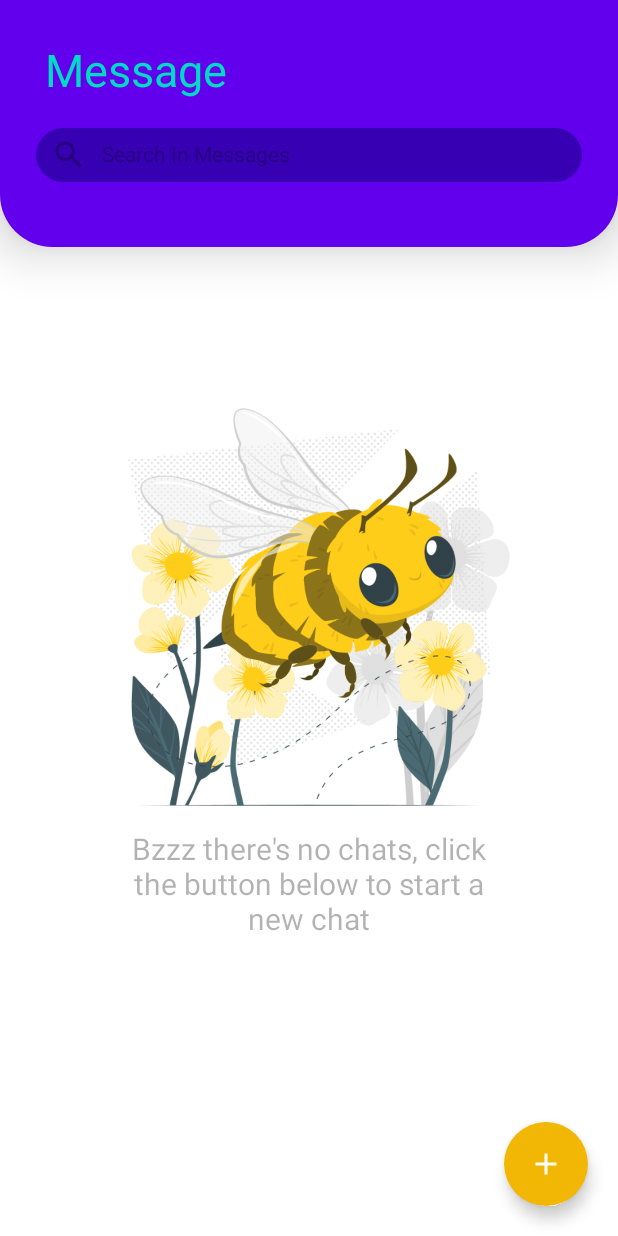
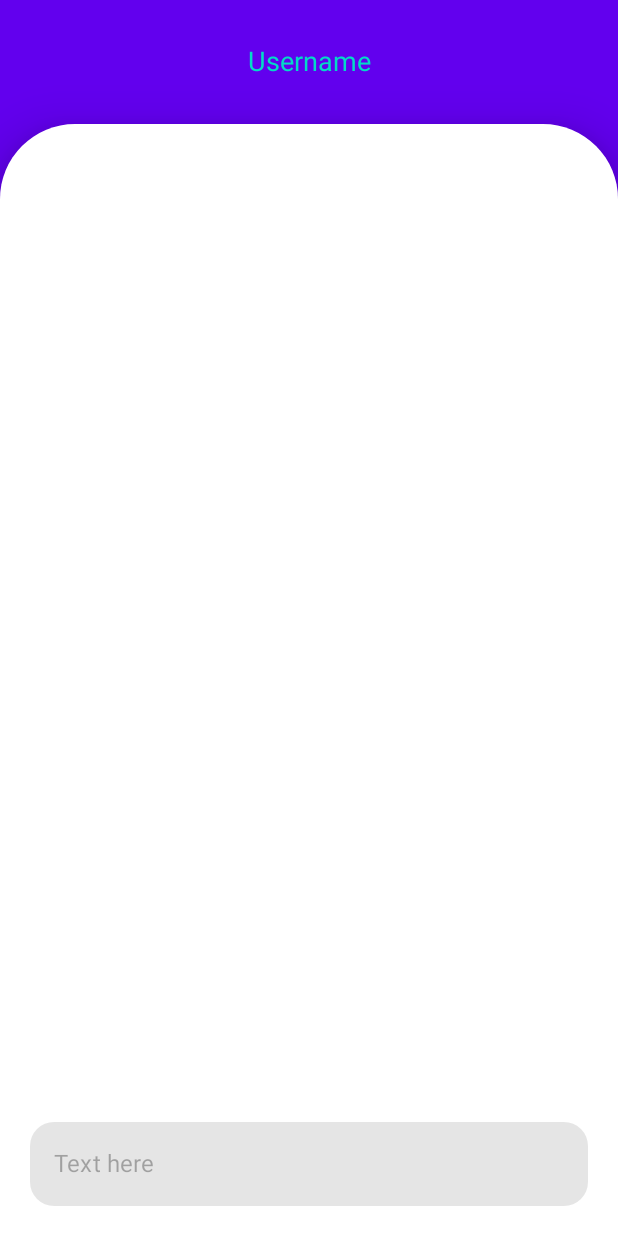
Before and after one commit to neolink557/chatApp, an Android app built with Jetpack Compose: the @Preview function ChatScreenPreview, on a phone screen of 412 x 824 dp. Run offline under Robolectric (Android 15) with nearby library versions, the phone set to English and light mode, and no system bars; our stand-ins replace constraintlayout-compose.

Commit message:
- chat screen created - old chat screen renamed to home screen - contacts dialog ui improved - chat screen ui in beta

```diff
--- a/app/src/main/java/com/example/chatapp/MainActivity.kt
+++ b/app/src/main/java/com/example/chatapp/MainActivity.kt
@@ -8,7 +8,7 @@ import androidx.compose.foundation.layout.fillMaxSize
 import androidx.compose.material.Surface
 import androidx.compose.ui.Modifier
 import androidx.lifecycle.ViewModel
-import com.example.chatapp.ui.chat.ChatViewModel
+import com.example.chatapp.ui.home.HomeViewModel
 import com.example.chatapp.ui.login.LoginViewModel
 import com.example.chatapp.ui.navigation.AppNavigation
 import com.example.chatapp.ui.navigation.Screens
@@ -22,7 +22,7 @@ class MainActivity : ComponentActivity() {
 
     private val loginViewModel: LoginViewModel by viewModels()
     private val splashViewModel: SplashViewModel by viewModels()
-    private val chatViewModel: ChatViewModel by viewModels()
+    private val homeViewModel: HomeViewModel by viewModels()
 
     override fun onCreate(savedInstanceState: Bundle?) {
         super.onCreate(savedInstanceState)
@@ -43,7 +43,7 @@ class MainActivity : ComponentActivity() {
         val vmDictionary = mutableMapOf<String, ViewModel>()
         vmDictionary[Screens.LoginScreen.route] = loginViewModel
         vmDictionary[Screens.SplashScreen.route] = splashViewModel
-        vmDictionary[Screens.ChatScreen.route] = chatViewModel
+        vmDictionary[Screens.HomeScreen.route] = homeViewModel
         return vmDictionary
     }
 }
--- /dev/null
+++ b/app/src/main/java/com/example/chatapp/ui/chat/ChatScreen.kt
@@ -0,0 +1,121 @@
+package com.example.chatapp.ui.chat
+
+import androidx.compose.foundation.background
+import androidx.compose.foundation.layout.*
+import androidx.compose.foundation.shape.RoundedCornerShape
+import androidx.compose.material.*
+import androidx.compose.runtime.*
+import androidx.compose.ui.Alignment
+import androidx.compose.ui.Modifier
+import androidx.compose.ui.graphics.Color
+import androidx.compose.ui.text.TextStyle
+import androidx.compose.ui.text.font.FontWeight
+import androidx.compose.ui.text.style.TextAlign
+import androidx.compose.ui.tooling.preview.Preview
+import androidx.compose.ui.unit.dp
+import androidx.compose.ui.unit.sp
+import androidx.constraintlayout.compose.ConstraintLayout
+import androidx.navigation.NavHostController
+import com.example.chatapp.ui.theme.Yellow
+import java.util.*
+
+
+@Composable
+fun ChatScreen(navController: NavHostController) {
+    val username = "username"
+
+    Box(
+        modifier = Modifier
+            .fillMaxSize()
+            .background(MaterialTheme.colors.background)
+    ) {
+        ChatScreenLayout(username = username)
+    }
+}
+
+@Composable
+private fun ChatScreenLayout(
+    username: String
+) {
+    ConstraintLayout(
+        modifier = Modifier
+            .fillMaxSize()
+            .background(MaterialTheme.colors.primary)
+    ) {
+        val (LoginText, LoginCard) = createRefs()
+        Text(
+            text = username.replaceFirstChar { if (it.isLowerCase()) it.titlecase(Locale.ROOT) else it.toString() },
+            textAlign = TextAlign.Center,
+            color = MaterialTheme.colors.secondary,
+            maxLines = 1,
+            style = TextStyle(
+                fontSize = 18.sp,
+                fontWeight = FontWeight(400)
+            ),
+            modifier = Modifier
+                .width(250.dp)
+                .constrainAs(LoginText) {
+                    top.linkTo(parent.top)
+                    bottom.linkTo(LoginCard.top)
+                    start.linkTo(parent.start)
+                    end.linkTo(parent.end)
+                }
+        )
+        ChatCard(Modifier.constrainAs(LoginCard) {
+            start.linkTo(parent.start)
+            end.linkTo(parent.end)
+            bottom.linkTo(parent.bottom)
+        })
+    }
+}
+
+@Composable
+private fun ChatCard(
+    modifier: Modifier
+) {
+    Card(
+        modifier = modifier
+            .fillMaxHeight(0.9f)
+            .fillMaxWidth(),
+        backgroundColor = MaterialTheme.colors.background,
+        shape = RoundedCornerShape(topEnd = 50.dp, topStart = 50.dp),
+        elevation = 20.dp
+    ) {
+        Column(
+            modifier = Modifier
+                .fillMaxSize()
+                .padding(20.dp),
+            verticalArrangement = Arrangement.Bottom,
+            horizontalAlignment = Alignment.CenterHorizontally
+        ) {
+            ChatTextField(placeholder = "Text here", text = "", onValueChanged ={} )
+        }
+    }
+}
+
+@Composable
+private fun ChatTextField(placeholder: String, text: String, onValueChanged: (String) -> Unit) {
+    TextField(
+        value = text,
+        shape = RoundedCornerShape(16.dp),
+        placeholder = { Text(text = placeholder) },
+        modifier = Modifier
+            .fillMaxWidth(),
+        textStyle = TextStyle(fontWeight = FontWeight(450), color = MaterialTheme.colors.onBackground),
+        singleLine = true,
+        onValueChange = { text: String -> onValueChanged(text) },
+        colors = TextFieldDefaults.textFieldColors(
+            cursorColor = Yellow,
+            backgroundColor = MaterialTheme.colors.onSurface.copy(alpha = 0.1f),
+            focusedIndicatorColor = Color.Transparent,
+            unfocusedIndicatorColor = Color.Transparent,
+            placeholderColor = MaterialTheme.colors.onBackground.copy(alpha = 0.3f),
+            textColor = MaterialTheme.colors.onBackground
+        )
+    )
+}
+@Preview
+@Composable
+fun ChatScreenPreview() {
+    ChatScreenLayout(username = "username")
+}
--- a/app/src/main/java/com/example/chatapp/ui/chat/ChatsScreen.kt
+++ /dev/null
@@ -1,226 +0,0 @@
-package com.example.chatapp.ui.chat
-
-import androidx.compose.foundation.Image
-import androidx.compose.foundation.background
-import androidx.compose.foundation.isSystemInDarkTheme
-import androidx.compose.foundation.layout.*
-import androidx.compose.foundation.lazy.LazyColumn
-import androidx.compose.foundation.shape.RoundedCornerShape
-import androidx.compose.foundation.text.BasicTextField
-import androidx.compose.material.*
-import androidx.compose.material.icons.Icons
-import androidx.compose.material.icons.filled.Add
-import androidx.compose.material.icons.filled.Search
-import androidx.compose.runtime.*
-import androidx.compose.runtime.livedata.observeAsState
-import androidx.compose.ui.Alignment
-import androidx.compose.ui.Modifier
-import androidx.compose.ui.graphics.Color
-import androidx.compose.ui.graphics.SolidColor
-import androidx.compose.ui.res.painterResource
-import androidx.compose.ui.text.TextStyle
-import androidx.compose.ui.text.font.FontWeight
-import androidx.compose.ui.text.style.TextAlign
-import androidx.compose.ui.tooling.preview.Preview
-import androidx.compose.ui.unit.TextUnit
-import androidx.compose.ui.unit.dp
-import androidx.compose.ui.unit.sp
-import androidx.navigation.NavHostController
-import com.example.chatapp.R
-import com.example.chatapp.data.models.User
-import com.example.chatapp.ui.theme.*
-
-private lateinit var viewModel: ChatViewModel
-
-@Composable
-fun ChatScreen(navController: NavHostController, chatViewModel: ChatViewModel) {
-    viewModel = chatViewModel
-    viewModel.getContactsList()
-    val contactsList by viewModel.contactsList.observeAsState(null)
-    ChatScreenLayout(contactsList)
-}
-
-@Composable
-private fun ChatScreenLayout(contactsList: List<User>?) {
-    Box(
-        modifier = Modifier
-            .fillMaxSize()
-            .background(MaterialTheme.colors.background)
-    ) {
-        Column() {
-            HeaderCard()
-            contactsList?.let { contactsList ->
-                if (contactsList.isEmpty()) {
-                    NoContactsImage(Modifier.align(Alignment.CenterHorizontally))
-                } else {
-                    ContactsListLayout(contactsList)
-                }
-            }
-        }
-
-        FloatingActionButton(
-            onClick = { /*TODO*/ },
-            backgroundColor = Yellow,
-            contentColor = White,
-            content = {
-                Icon(
-                    imageVector = Icons.Filled.Add,
-                    contentDescription = "new chat",
-                    tint = Color.White
-                )
-            },
-            modifier = Modifier
-                .align(Alignment.BottomEnd)
-                .padding(20.dp)
-        )
-    }
-}
-
-@Composable
-fun ContactsListLayout(contactsList: List<User>) {
-    LazyColumn(content = {
-        items(contactsList.size) { index ->
-            ContactCard(contactsList[index])
-        }
-    })
-}
-
-@Composable
-fun ContactCard(user: User) {
-    Text(
-        text = user.username ?: "No name",
-        style = TextStyle(
-            fontSize = 20.sp,
-            fontWeight = FontWeight(400),
-            textAlign = TextAlign.Center,
-            color = MaterialTheme.colors.onSurface
-        ),
-    )
-}
-
-
-@Composable
-private fun NoContactsImage(modifier: Modifier) {
-    Spacer(modifier = modifier.height(90.dp))
-    Image(
-        painter = painterResource(id = R.drawable.bee),
-        contentDescription = "Bzzz there's no chats",
-        alpha = if (isSystemInDarkTheme()) 0.5f else 0.9f,
-        modifier = modifier
-            .height(300.dp)
-            .width(300.dp)
-    )
-    Text(
-        text = "Bzzz there's no chats, click the button below to start a new chat",
-        color = MaterialTheme.colors.onSurface.copy(alpha = 0.3f),
-        style = TextStyle(
-            fontSize = 20.sp,
-            fontWeight = FontWeight(400),
-            textAlign = TextAlign.Center
-        ),
-        modifier = modifier
-            .padding(horizontal = 80.dp)
-    )
-}
-
-@Composable
-private fun HeaderCard() {
-    Card(
-        modifier = Modifier
-            .fillMaxHeight(0.20f)
-            .fillMaxWidth(),
-        backgroundColor = MaterialTheme.colors.primary,
-        shape = RoundedCornerShape(bottomEnd = 35.dp, bottomStart = 35.dp),
-        elevation = 20.dp
-    ) {
-        Column(
-            modifier = Modifier
-                .fillMaxSize()
-                .padding(10.dp)
-        ) {
-            Text(
-                text = "Message",
-                color = MaterialTheme.colors.secondary,
-                style = TextStyle(
-                    fontSize = 30.sp,
-                    fontWeight = FontWeight(400)
-                ),
-                modifier = Modifier
-                    .padding(20.dp)
-                    .width(250.dp)
-            )
-
-            FinderTextField(
-                fontSize = 14.sp,
-                placeholderText = "Search In Messages",
-                leadingIcon = {
-                    Icon(
-                        imageVector = Icons.Filled.Search,
-                        contentDescription = "Search",
-                        tint = MaterialTheme.colors.onSurface.copy(alpha = 0.3f)
-                    )
-                })
-
-        }
-    }
-}
-
-@Composable
-private fun FinderTextField(
-    modifier: Modifier = Modifier,
-    leadingIcon: (@Composable () -> Unit)? = null,
-    trailingIcon: (@Composable () -> Unit)? = null,
-    placeholderText: String = "Placeholder",
-    fontSize: TextUnit = MaterialTheme.typography.body2.fontSize
-) {
-    var text by remember { mutableStateOf("") }
-    BasicTextField(modifier = modifier
-        .padding(horizontal = 14.dp)
-        .background(
-            MaterialTheme.colors.primaryVariant,
-            RoundedCornerShape(50),
-        )
-        .fillMaxWidth(),
-        value = text,
-        onValueChange = {
-            text = it
-        },
-        singleLine = true,
-        cursorBrush = SolidColor(MaterialTheme.colors.secondary),
-        textStyle = LocalTextStyle.current.copy(
-            color = MaterialTheme.colors.onBackground,
-            fontSize = fontSize
-        ),
-        decorationBox = { innerTextField ->
-            Row(
-                modifier.padding(horizontal = 10.dp),
-                verticalAlignment = Alignment.CenterVertically
-            ) {
-                if (leadingIcon != null)
-                    leadingIcon()
-                Box(
-                    Modifier
-                        .weight(1f)
-                        .padding(10.dp)
-                ) {
-                    if (text.isEmpty())
-                        Text(
-                            text = placeholderText,
-                            style = LocalTextStyle.current.copy(
-                                color = MaterialTheme.colors.onSurface.copy(alpha = 0.3f),
-                                fontSize = fontSize
-                            )
-                        )
-                    innerTextField()
-                }
-                if (trailingIcon != null) trailingIcon()
-            }
-        }
-    )
-}
-
-@Preview
-@Composable
-fun ChatScreenPreview() {
-    ChatScreenLayout(listOf())
-}
--- a/app/src/main/java/com/example/chatapp/ui/chat/ChatViewModel.kt
+++ b/app/src/main/java/com/example/chatapp/ui/home/HomeViewModel.kt
@@ -1,4 +1,4 @@
-package com.example.chatapp.ui.chat
+package com.example.chatapp.ui.home
 
 import androidx.lifecycle.LiveData
 import androidx.lifecycle.MutableLiveData
@@ -13,7 +13,7 @@ import dagger.hilt.android.lifecycle.HiltViewModel
 import javax.inject.Inject
 
 @HiltViewModel
-class ChatViewModel @Inject constructor(
+class HomeViewModel @Inject constructor(
     private val getDatabaseReferenceUseCase: GetDatabaseReferenceUseCase,
     private val getCurrentUserUseCase: GetCurrentUserUseCase
 ) : ViewModel() {
--- a/app/src/main/java/com/example/chatapp/ui/navigation/Screens.kt
+++ b/app/src/main/java/com/example/chatapp/ui/navigation/Screens.kt
@@ -1,11 +1,13 @@
 package com.example.chatapp.ui.navigation
 
 import com.example.chatapp.utils.CHAT_SCREEN
+import com.example.chatapp.utils.HOME_SCREEN
 import com.example.chatapp.utils.LOGIN_SCREEN
 import com.example.chatapp.utils.SPLASH_SCREEN
 
 sealed class Screens(val route: String) {
     object SplashScreen : Screens(SPLASH_SCREEN)
     object LoginScreen : Screens(LOGIN_SCREEN)
+    object HomeScreen : Screens(HOME_SCREEN)
     object ChatScreen : Screens(CHAT_SCREEN)
 }
--- a/app/src/main/java/com/example/chatapp/ui/splash/SplashScreen.kt
+++ b/app/src/main/java/com/example/chatapp/ui/splash/SplashScreen.kt
@@ -26,7 +26,7 @@ fun SplashScreen(navController: NavHostController, viewModel: SplashViewModel) {
         delay(3700)
         if (loginStatus == true) {
             navController.popBackStack()
-            navController.navigate(Screens.ChatScreen.route)
+            navController.navigate(Screens.HomeScreen.route)
         } else {
             navController.popBackStack()
             navController.navigate(Screens.LoginScreen.route)
--- a/app/src/main/java/com/example/chatapp/ui/theme/Theme.kt
+++ b/app/src/main/java/com/example/chatapp/ui/theme/Theme.kt
@@ -21,6 +21,7 @@ private val LightColorPalette = lightColors(
     background = White,
     onBackground = Black,
     secondary = DarkerYellow
+
 
     /* Other default colors to override
     background = Color.White,
--- a/app/src/main/java/com/example/chatapp/utils/Constans.kt
+++ b/app/src/main/java/com/example/chatapp/utils/Constans.kt
@@ -2,4 +2,5 @@ package com.example.chatapp.utils
 
 const val SPLASH_SCREEN = "splash_screen"
 const val LOGIN_SCREEN = "login_screen"
+const val HOME_SCREEN = "home_screen"
 const val CHAT_SCREEN = "chat_screen"
--- a/app/src/main/res/values/strings.xml
+++ b/app/src/main/res/values/strings.xml
@@ -1,3 +1,5 @@
 <resources>
     <string name="app_name">ChatApp</string>
+    <string name="NoChatsWording">"Bzzz there's no chats, click the button below to start a new chat"</string>
+    <string name="NoContactsWording">Bzzz you don\'t have contacts yet</string>
 </resources>
```
Also changed, not shown: app/src/main/java/com/example/chatapp/ui/home/HomeScreen.kt (added, +323 -0 lines), app/src/main/java/com/example/chatapp/ui/login/LoginScreen.kt (+11 -4 lines), app/src/main/java/com/example/chatapp/ui/navigation/AppNavigation.kt (+7 -3 lines).
